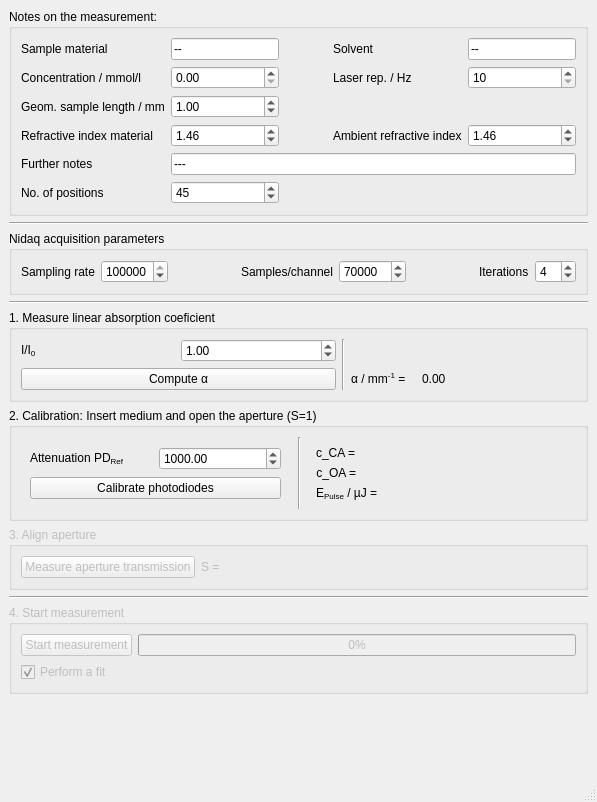
The window that gui_design/design.ui (FabianKonig/zScanMeasurementManager) describes before a commit, drawn with Qt 5.
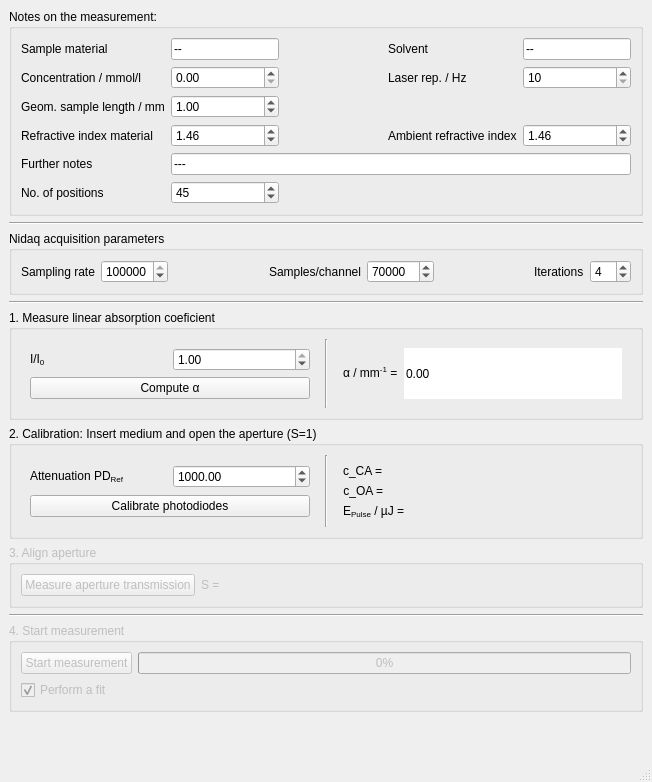
The same window after the commit.

```diff
--- a/gui_design/design.ui
+++ b/gui_design/design.ui
@@ -6,8 +6,8 @@
    <rect>
     <x>0</x>
     <y>0</y>
-    <width>597</width>
-    <height>802</height>
+    <width>652</width>
+    <height>782</height>
    </rect>
   </property>
   <property name="sizePolicy">
@@ -389,16 +389,10 @@
       <property name="title">
        <string>1. Measure linear absorption coeficient</string>
       </property>
-      <layout class="QVBoxLayout" name="verticalLayout_5">
+      <layout class="QHBoxLayout" name="horizontalLayout">
        <item>
-        <layout class="QGridLayout" name="gridLayout_2">
-         <item row="1" column="0" colspan="2">
-          <widget class="QPushButton" name="pushButton_computeAlpha">
-           <property name="text">
-            <string>Compute α</string>
-           </property>
-          </widget>
-         </item>
+        <widget class="QWidget" name="gridWidget" native="true">
+         <layout class="QGridLayout" name="gridLayout_3">
          <item row="0" column="0">
           <widget class="QLabel" name="label_II0">
            <property name="text">
@@ -408,45 +402,86 @@
          </item>
          <item row="0" column="1">
           <widget class="QDoubleSpinBox" name="doubleSpinBox_II0">
+            <property name="sizePolicy">
+             <sizepolicy hsizetype="Minimum" vsizetype="Preferred">
+              <horstretch>0</horstretch>
+              <verstretch>0</verstretch>
+             </sizepolicy>
+            </property>
+            <property name="maximum">
+             <double>1.000000000000000</double>
+            </property>
+            <property name="singleStep">
+             <double>0.050000000000000</double>
+            </property>
            <property name="value">
             <double>1.000000000000000</double>
            </property>
           </widget>
          </item>
-         <item row="0" column="2" rowspan="2">
+          <item row="1" column="0" colspan="2">
+           <widget class="QPushButton" name="pushButton_computeAlpha">
+            <property name="sizePolicy">
+             <sizepolicy hsizetype="Preferred" vsizetype="Fixed">
+              <horstretch>0</horstretch>
+              <verstretch>0</verstretch>
+             </sizepolicy>
+            </property>
+            <property name="text">
+             <string>Compute α</string>
+            </property>
+           </widget>
+          </item>
+         </layout>
+        </widget>
+       </item>
+       <item>
           <widget class="Line" name="line_4">
            <property name="orientation">
             <enum>Qt::Vertical</enum>
            </property>
           </widget>
          </item>
-         <item row="1" column="4">
-          <widget class="QLabel" name="label_alphaValue">
+       <item>
+        <widget class="QWidget" name="widgetAlphaValue" native="true">
+         <layout class="QGridLayout" name="gridLayout_2">
+          <item row="4" column="4">
+           <widget class="QLineEdit" name="lineEdit_alphaValue">
+            <property name="sizePolicy">
+             <sizepolicy hsizetype="Preferred" vsizetype="Preferred">
+              <horstretch>0</horstretch>
+              <verstretch>0</verstretch>
+             </sizepolicy>
+            </property>
+            <property name="styleSheet">
+             <string notr="true">background-color:&quot;transparent&quot;</string>
+            </property>
            <property name="text">
             <string>0.00</string>
            </property>
-          </widget>
-         </item>
-         <item row="1" column="3">
+            <property name="frame">
+             <bool>false</bool>
+            </property>
+            <property name="readOnly">
+             <bool>true</bool>
+            </property>
+           </widget>
+          </item>
+          <item row="4" column="3">
           <widget class="QLabel" name="label_alpha">
            <property name="sizePolicy">
-            <sizepolicy hsizetype="Preferred" vsizetype="Preferred">
+             <sizepolicy hsizetype="Fixed" vsizetype="Preferred">
              <horstretch>0</horstretch>
              <verstretch>0</verstretch>
             </sizepolicy>
            </property>
-           <property name="maximumSize">
-            <size>
-             <width>65</width>
-             <height>16777215</height>
-            </size>
-           </property>
            <property name="text">
-            <string>&lt;html&gt;&lt;head/&gt;&lt;body&gt;&lt;p&gt;α / mm&lt;span style=&quot; vertical-align:super;&quot;&gt;-1&lt;/span&gt; =&lt;/p&gt;&lt;/body&gt;&lt;/html&gt;</string>
+             <string>&lt;html&gt;&lt;head/&gt;&lt;body&gt;&lt;p&gt;          α / mm&lt;span style=&quot; vertical-align:super;&quot;&gt;-1&lt;/span&gt; =&lt;/p&gt;&lt;/body&gt;&lt;/html&gt;</string>
            </property>
           </widget>
          </item>
         </layout>
+        </widget>
        </item>
       </layout>
      </widget>
@@ -506,22 +541,6 @@
          </layout>
         </widget>
        </item>
-       <item>
-        <spacer name="horizontalSpacer">
-         <property name="orientation">
-          <enum>Qt::Horizontal</enum>
-         </property>
-         <property name="sizeType">
-          <enum>QSizePolicy::Fixed</enum>
-         </property>
-         <property name="sizeHint" stdset="0">
-          <size>
-           <width>2</width>
-           <height>20</height>
-          </size>
-         </property>
-        </spacer>
-       </item>
        <item>
         <widget class="Line" name="line_2">
          <property name="orientation">
```
Left out of the diff: 2 changed lines with no effect on the pictures. Lines whose indentation alone changed are shown as unchanged.
